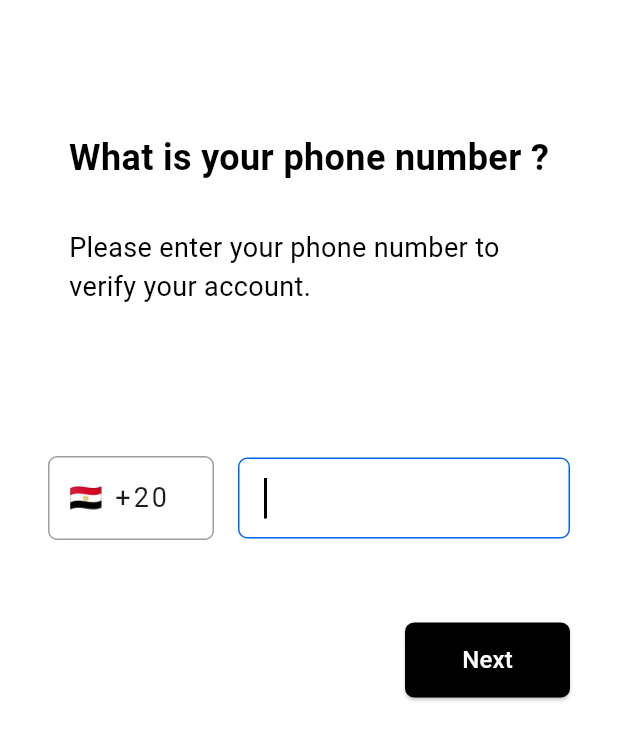
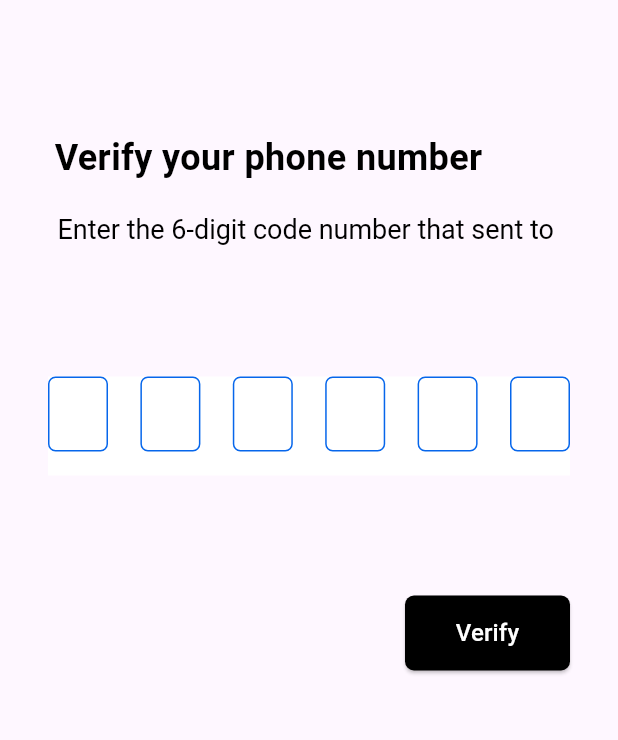
Before and after one commit to AkramAta/flutter-maps, a Flutter app: the screen it shows after launch, after a tap on "Next", on a phone screen of 412 x 824 dp. Shown: the top 740 px of the screen. Run offline on Flutter 3.47's test engine with Material 3 defaults, Android fonts, the phone set to English and light mode, and no system bars; drawn by our look-alikes of pin_code_fields; our stand-ins replace firebase_core; accounts and stored records are empty.

Commit message:
- otp screen ui done

```diff
--- a/flutter_maps/lib/app_router.dart
+++ b/flutter_maps/lib/app_router.dart
@@ -1,12 +1,15 @@
 import 'package:flutter/material.dart';
 import 'package:flutter_maps/constants/strings.dart';
 import 'package:flutter_maps/presentation/screens/login_screen.dart';
+import 'package:flutter_maps/presentation/screens/otp_screen.dart';
 
 class AppRouter {
   Route? generateRoute(RouteSettings settings) {
     switch (settings.name) {
       case loginScreen:
         return MaterialPageRoute(builder: (_) => LoginScreen());
+      case otpScreen:
+        return MaterialPageRoute(builder: (_) => OtpScreen());
     }
   }
 }
--- a/flutter_maps/lib/constants/strings.dart
+++ b/flutter_maps/lib/constants/strings.dart
@@ -1 +1,2 @@
 const loginScreen = "/" ;
+const otpScreen = "/otpScreen" ;
--- a/flutter_maps/lib/presentation/screens/login_screen.dart
+++ b/flutter_maps/lib/presentation/screens/login_screen.dart
@@ -1,5 +1,7 @@
 import 'package:flutter/material.dart';
 import 'package:flutter_maps/constants/my_colors.dart';
+import 'package:flutter_maps/constants/strings.dart';
+import 'package:flutter_maps/presentation/screens/otp_screen.dart';
 
 class LoginScreen extends StatelessWidget {
   LoginScreen({super.key});
@@ -10,6 +12,8 @@ class LoginScreen extends StatelessWidget {
 
   Widget _buildIntroTexts() {
     return Column(
+      crossAxisAlignment: CrossAxisAlignment.start,
+
       children: [
         Text(
           "What is your phone number ?",
@@ -19,9 +23,9 @@ class LoginScreen extends StatelessWidget {
             fontWeight: FontWeight.bold,
           ),
         ),
-        SizedBox(height: 30),
+        SizedBox(height: 20),
         Container(
-          margin: EdgeInsets.symmetric(horizontal: 14),
+          margin: EdgeInsets.symmetric(horizontal: 2),
           child: Text("Please enter your phone number to verify your account.",
           style: TextStyle(color: Colors.black, fontSize: 18),),
           ),
@@ -115,12 +119,12 @@ class LoginScreen extends StatelessWidget {
 
 
 
-  Widget _buildNextButton(){
+  Widget _buildNextButton(BuildContext context){
     return Align(
       alignment: Alignment.centerRight,
       child: ElevatedButton(
         onPressed: () {
-
+          Navigator.pushNamed(context, otpScreen);
         },
        child: Text('Next', style: TextStyle(color: Colors.white , fontSize:  16)
        ,),
@@ -151,8 +155,8 @@ class LoginScreen extends StatelessWidget {
                 _buildIntroTexts(),
                 SizedBox(height: 100,),
                 _buildPhoneFormField(),
-                SizedBox(height: 55,),
-                _buildNextButton(),
+                SizedBox(height: 65,),
+                _buildNextButton(context),
                 ]),
           ),
         ),
--- /dev/null
+++ b/flutter_maps/lib/presentation/screens/otp_screen.dart
@@ -0,0 +1,115 @@
+ import 'package:flutter/material.dart';
+import 'package:flutter_maps/constants/my_colors.dart';
+import 'package:pin_code_fields/pin_code_fields.dart';
+
+class OtpScreen extends StatelessWidget {
+  OtpScreen({super.key});
+
+  final phoneNumber = "" ;
+  late String otpCode ;
+
+  Widget _buildIntroTexts() {
+    return Column(
+      crossAxisAlignment: CrossAxisAlignment.start,
+      children: [
+        Text('Verify your phone number',
+            style: TextStyle(color: Colors.black,fontSize: 24 , fontWeight: FontWeight.bold),),
+        SizedBox(height: 20,),
+        Container(
+          margin: EdgeInsets.symmetric(horizontal: 2),
+          child: RichText(text:TextSpan(
+          children: [
+            TextSpan(
+              text: "Enter the 6-digit code number that sent to ",
+              style: TextStyle(color: Colors.black , fontSize: 18)
+            ),
+            TextSpan(
+              text: '$phoneNumber',
+              style: TextStyle(color: MyColors.blue , fontSize: 18 , height: 1.4)
+            ),
+          ]
+        ))
+        )
+      ],);
+  }
+
+
+  _buildPindCodeFields(BuildContext context){
+    return Container(
+      child: PinCodeTextField(
+        appContext: context,
+        autoFocus: true,
+        cursorColor: Colors.black,
+        keyboardType: TextInputType.number,
+        length: 6,
+        obscureText: false,
+        animationType: AnimationType.scale,
+        pinTheme: PinTheme(
+          shape: PinCodeFieldShape.box,
+          borderRadius: BorderRadius.circular(5),
+          fieldHeight: 50,
+          fieldWidth: 40,
+          borderWidth: 1,
+          activeColor: MyColors.blue,
+          inactiveColor: MyColors.blue,
+          inactiveFillColor: Colors.white,
+          activeFillColor: MyColors.lightBlue,
+          selectedColor: MyColors.blue,
+          selectedFillColor: Colors.white,
+        ),
+        animationDuration: Duration(milliseconds: 300),
+        backgroundColor: Colors.white,
+        enableActiveFill: true,
+        onCompleted: (submitedCode) {
+          otpCode = submitedCode;
+          print("Completed");
+        },
+        onChanged: (value) {
+          print(value);
+        },
+      ),
+    );
+  }
+
+
+  _buildVerifyButton(){
+    return Align(
+      alignment: Alignment.centerRight,
+      child: ElevatedButton(
+        onPressed: () {
+
+        },
+       child: Text('Verify', style: TextStyle(color: Colors.white , fontSize:  16)
+       ,),
+
+       style: ElevatedButton.styleFrom(
+        minimumSize: Size(110, 50),
+        backgroundColor: Colors.black,
+        shape: RoundedRectangleBorder(
+          borderRadius: BorderRadius.circular(6))
+        ),
+       ),
+
+    );
+  }
+
+  @override
+  Widget build(BuildContext context) {
+    return SafeArea(
+      child: Scaffold(
+        body: Container(
+          margin: EdgeInsets.symmetric(horizontal: 32,vertical: 88),
+          child: Column(
+            children: [
+              _buildIntroTexts(),
+              SizedBox(height: 88,),
+              _buildPindCodeFields(context),
+              SizedBox(height: 80,),
+              _buildVerifyButton(),
+            ],
+          )
+        )
+      ),
+    );
+  }
+}
--- a/flutter_maps/pubspec.yaml
+++ b/flutter_maps/pubspec.yaml
@@ -34,6 +34,7 @@ dependencies:
   flutter:
     sdk: flutter
   flutter_bloc: ^9.1.1
+  pin_code_fields: ^8.0.1
 
 dev_dependencies:
   flutter_lints: ^5.0.0
```
Also changed, not shown: flutter_maps/pubspec.lock.
